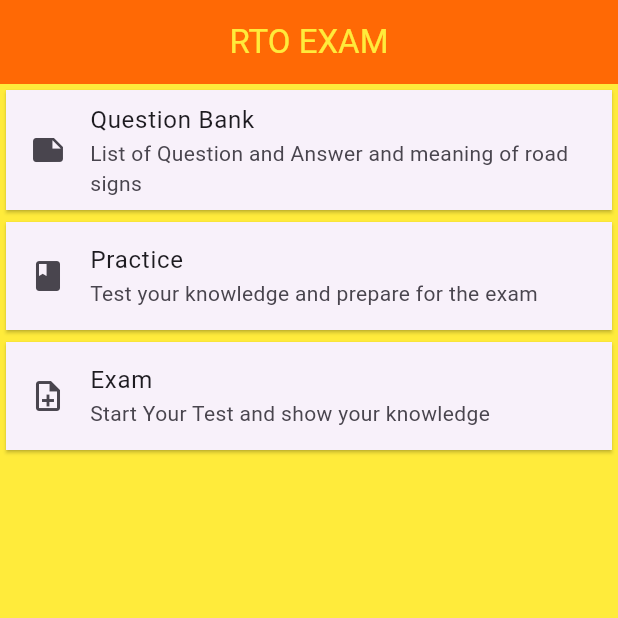
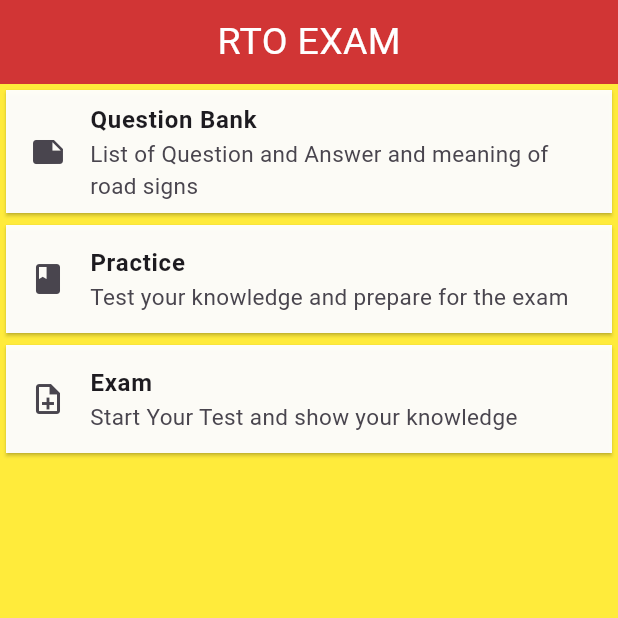
Before and after one commit to akhleshtiwari/rto_application, a Flutter app: the screen it shows after launch, on a phone screen of 412 x 824 dp, the top half of it. Run offline on Flutter 3.47's test engine with Material 3 defaults, Android fonts, the phone set to English and light mode, and no system bars.

Commit message:
implement UI layout

```diff
--- a/lib/Utils/app_bar.dart
+++ b/lib/Utils/app_bar.dart
@@ -2,14 +2,15 @@ import 'package:flutter/material.dart';
 
 PreferredSizeWidget appBar(String text) {
   return AppBar(
-    title: Center(
+    flexibleSpace: Center(
       child: Text(
         text,
         style: const TextStyle(
-          color: Colors.yellow,
+          fontSize: 25,
+          color: Color.fromARGB(255, 255, 255, 255),
         ),
       ),
     ),
-    backgroundColor: const Color.fromARGB(255, 255, 105, 5),
+    backgroundColor: const Color.fromARGB(255, 209, 53, 53),
   );
 }
--- a/lib/Utils/custom_card.dart
+++ b/lib/Utils/custom_card.dart
@@ -1,13 +1,20 @@
 import 'package:flutter/material.dart';
 
 Widget customCard(BuildContext context, Widget icons, String cardT,
-    String cardSt, Widget screen) {
+    String cardSt, Widget screen, Color colors) {
   return Card(
+    color: colors,
     shape: const BeveledRectangleBorder(),
     child: ListTile(
       leading: icons,
-      title: Text(cardT),
-      subtitle: Text(cardSt),
+      title: Text(
+        cardT,
+        style: const TextStyle(fontSize: 16, fontWeight: FontWeight.w700),
+      ),
+      subtitle: Text(
+        cardSt,
+        style: TextStyle(fontSize: 15, fontWeight: FontWeight.w400),
+      ),
       onTap: () {
         Navigator.push(
           context,
--- a/lib/Utils/text.dart
+++ b/lib/Utils/text.dart
@@ -5,6 +5,6 @@ Widget textYellow(
 ) {
   return Text(
     text,
-    style: const TextStyle(color: Colors.yellow),
+    style: const TextStyle(color: Color.fromARGB(255, 255, 255, 255)),
   );
 }
--- a/lib/View/home_page.dart
+++ b/lib/View/home_page.dart
@@ -4,7 +4,6 @@ import 'package:rto_application/Utils/custom_card.dart';
 import 'package:rto_application/View/practice_question.dart';
 import 'package:rto_application/View/question_bank.dart';
 import 'package:rto_application/View/question_screen.dart';
-
 
 class HomePage extends StatelessWidget {
   const HomePage({super.key});
@@ -22,19 +21,25 @@ class HomePage extends StatelessWidget {
               const Icon(Icons.note),
               "Question Bank",
               "List of Question and Answer and meaning of road signs",
-                const QuestionBank()),
+              const QuestionBank(),
+              const Color.fromARGB(244, 255, 255, 255),
+            ),
             customCard(
               context,
               const Icon(Icons.book),
               "Practice",
               "Test your knowledge and prepare for the exam",
-                const PracticeQuestion()),
+              const PracticeQuestion(),
+              const Color.fromARGB(244, 255, 255, 255),
+            ),
             customCard(
               context,
               const Icon(Icons.note_add_outlined),
               "Exam",
               "Start Your Test and show your knowledge",
-                const QuestionScreen())
+              const QuestionScreen(),
+              const Color.fromARGB(244, 255, 255, 255),
+            )
           ],
         ),
       ),
```
Also changed, not shown: lib/Utils/custom_radio.dart (+12 -7 lines), lib/View/practice_question.dart (+27 -11 lines), lib/View/question_bank.dart (+15 -7 lines), lib/View/question_screen.dart (+12 -3 lines). Lines whose indentation alone changed are shown as unchanged.
